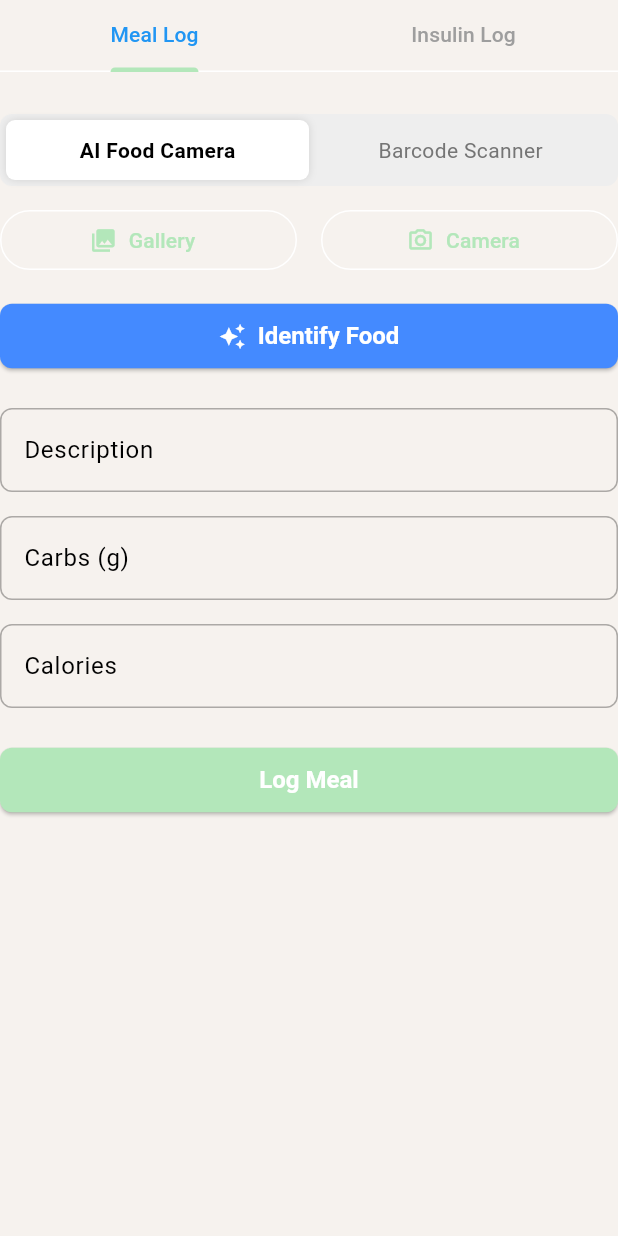
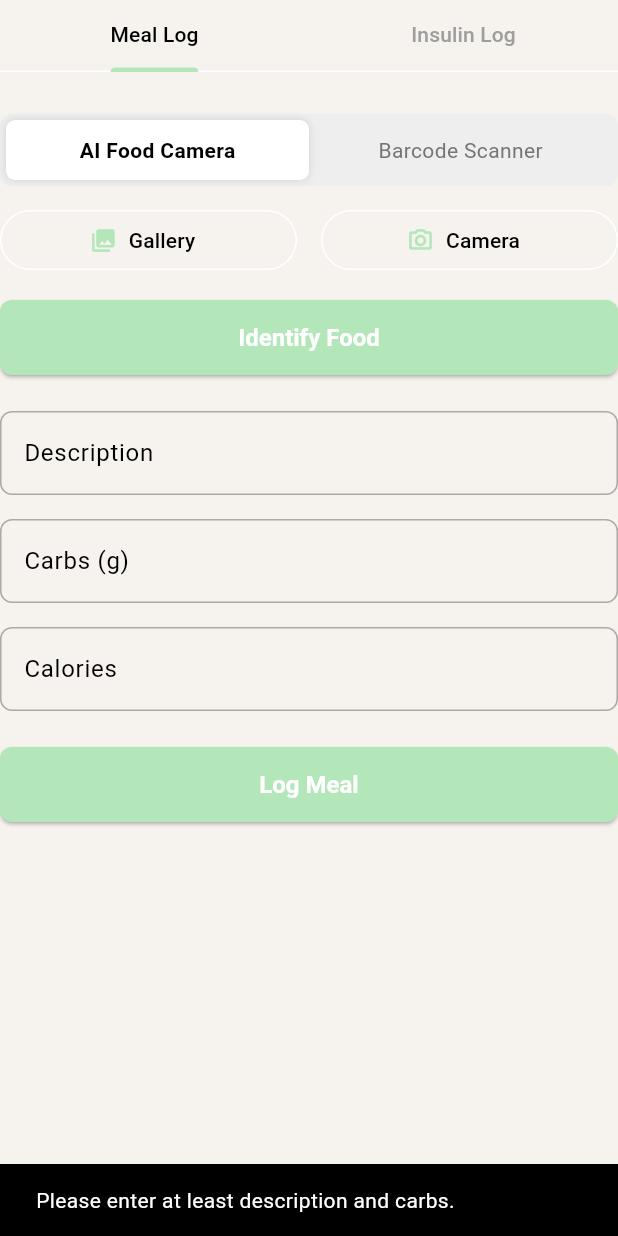
Before and after one commit to GlucoTrack-Cooperatives/Diabetes_Management_Frontend, a Flutter app: the _LogInputSection widget shown alone on an empty page, opened directly with empty values, after a tap on "Log Meal", on a phone screen of 412 x 824 dp. Run offline on Flutter 3.47's test engine with Material 3 defaults, Android fonts, the light colour scheme and no system bars; our stand-ins replace csv, fl_chart, flutter_riverpod, flutter_secure_storage, image_picker; accounts and stored records are empty.

Commit message:
Added endpoint for creating food log

```diff
--- /dev/null
+++ b/lib/models/food_log_request.dart
@@ -0,0 +1,19 @@
+class FoodLogRequest {
+  final String description;
+  final int carbs;
+  final int calories;
+
+  FoodLogRequest({
+    required this.description,
+    required this.carbs,
+    required this.calories,
+  });
+
+  Map<String, dynamic> toJson() {
+    return {
+      'description': description,
+      'carbs': carbs,
+      'calories': calories,
+    };
+  }
+}
--- a/lib/patient/logging/food_insulin_log_screen.dart
+++ b/lib/patient/logging/food_insulin_log_screen.dart
@@ -3,13 +3,18 @@
 import 'package:diabetes_management_system/utils/responsive_layout.dart';
 import 'package:diabetes_management_system/widgets/custom_elevated_button.dart';
 import 'package:diabetes_management_system/widgets/custom_text_form_field.dart';
-import 'package:flutter/foundation.dart'; // For kIsWeb
+import 'package:flutter/foundation.dart';
 import 'package:flutter/material.dart';
 import 'package:image_picker/image_picker.dart';
 
 // Services
 import 'package:diabetes_management_system/services/spoonacular_service.dart';
 import 'package:diabetes_management_system/services/open_food_facts_service.dart';
+
+import 'package:flutter_riverpod/flutter_riverpod.dart'; // Import Riverpod
+import 'package:diabetes_management_system/models/food_log_request.dart';
+import 'package:diabetes_management_system/repositories/log_repository.dart';
+
 
 // --- MAIN SCREEN ---
 class FoodInsulinLogScreen extends StatefulWidget {
@@ -111,20 +116,26 @@
 
   @override
   Widget build(BuildContext context) {
+    // 1. Remove SingleChildScrollView.
+    // We want the Column to fill the screen height exactly.
     return Column(
       children: [
         TabBar(
           controller: _tabController,
-          labelColor: Colors.blue,
+          labelColor: Colors.black,
           unselectedLabelColor: Colors.grey,
           tabs: [Tab(text: 'Meal Log'), Tab(text: 'Insulin Log')],
         ),
         SizedBox(height: 16),
-        SizedBox(
-          height: 800, // Adjusted height to fit all fields
+
+        // 2. Use Expanded instead of SizedBox
+        // This tells TabBarView: "Take up all the remaining screen space below the tabs"
+        Expanded(
           child: TabBarView(
             controller: _tabController,
             children: [
+              // 3. Make sure these widgets handle their own scrolling!
+              // (e.g., they should return a ListView or SingleChildScrollView)
               _MealLogView(onLogAdded: widget.onLogAdded),
               _InsulinLogView(onLogAdded: widget.onLogAdded),
             ],
@@ -137,15 +148,15 @@
 
 // --- MEAL LOG VIEW (HANDLES PHOTOS & BARCODES) ---
 
-class _MealLogView extends StatefulWidget {
+class _MealLogView extends ConsumerStatefulWidget {
   final Function(String) onLogAdded;
   const _MealLogView({required this.onLogAdded});
 
   @override
-  State<_MealLogView> createState() => _MealLogViewState();
+  ConsumerState<_MealLogView> createState() => _MealLogViewState();
 }
 
-class _MealLogViewState extends State<_MealLogView> {
+class _MealLogViewState extends ConsumerState<_MealLogView> {
   // Controllers
   final TextEditingController _descController = TextEditingController();
   final TextEditingController _carbsController = TextEditingController();
@@ -221,19 +232,56 @@
     }
   }
 
-  void _submitLog() {
+  Future<void> _submitLog() async {
     if (_descController.text.isNotEmpty && _carbsController.text.isNotEmpty) {
-      String entry = "${_carbsController.text}g Carbs - ${_descController.text}";
+
+      final String description = _descController.text;
+      final int carbs = int.tryParse(_carbsController.text) ?? 0;
+      final int calories = int.tryParse(_caloriesController.text) ?? 0;
+
+      final request = FoodLogRequest(
+        description: description,
+        carbs: carbs,
+        calories: calories,
+      );
+
+      // 2. TODO: Get actual Patient ID from Auth Provider
+      const String patientId = "b9255850-8b6a-4643-b26a-4f810e755533"; // Temporary hardcoded UUID
+
+      setState(() => _isLoading = true); // Show loading state if you want
+
+      try {
+        // 3. Call the Repository using 'ref'
+        await ref.read(logRepositoryProvider).createFoodLog(patientId, request);
+
+        // 4. Update UI on Success
+        String entry = "${carbs}g Carbs - $description";
         widget.onLogAdded(entry);
 
-      // Reset
+        // Reset inputs
         _descController.clear();
         _carbsController.clear();
         _caloriesController.clear();
         _barcodeInputController.clear();
         setState(() => _imageFile = null);
 
-      ScaffoldMessenger.of(context).showSnackBar(SnackBar(content: Text("Meal Logged!")));
+        if (mounted) {
+          ScaffoldMessenger.of(context).showSnackBar(SnackBar(content: Text("Meal Logged Successfully!")));
+        }
+
+      } catch (e) {
+        // 5. Handle Errors
+        if (mounted) {
+          ScaffoldMessenger.of(context).showSnackBar(SnackBar(
+            content: Text("Failed to save log: ${e.toString()}"),
+            backgroundColor: Colors.red,
+          ));
+        }
+      } finally {
+        if (mounted) setState(() => _isLoading = false);
+      }
+    } else {
+      ScaffoldMessenger.of(context).showSnackBar(SnackBar(content: Text("Please enter at least description and carbs.")));
     }
   }
 
@@ -262,7 +310,6 @@
               alignment: Alignment.topRight,
               children: [
                 Container(
-                  height: 180,
                   width: double.infinity,
                   margin: EdgeInsets.only(bottom: 16),
                   decoration: BoxDecoration(
@@ -289,7 +336,7 @@
                 child: OutlinedButton.icon(
                     onPressed: () => _pickImage(ImageSource.gallery),
                     icon: Icon(Icons.photo_library),
-                    label: Text('Gallery')
+                    label: Text('Gallery' , style: TextStyle(color: Colors.black))
                 )
             ),
             SizedBox(width: 16),
@@ -297,7 +344,7 @@
                 child: OutlinedButton.icon(
                     onPressed: () => _pickImage(ImageSource.camera),
                     icon: Icon(Icons.camera_alt_outlined),
-                    label: Text('Camera')
+                    label: Text('Camera', style: TextStyle(color: Colors.black))
                 )
             ),
           ]),
@@ -330,17 +377,10 @@
             ),
 
           // 5. ACTION BUTTON (Calls API)
-          ElevatedButton.icon(
+          CustomElevatedButton(
             onPressed: _isLoading ? null : _analyzeData,
-            icon: _isLoading
-                ? SizedBox(height:16, width:16, child: CircularProgressIndicator(strokeWidth: 2, color: Colors.white))
-                : Icon(_isBarcodeMode ? Icons.add_card : Icons.auto_awesome),
-            label: Text(_isBarcodeMode ? "Search Barcode" : "Identify Food"),
-            style: ElevatedButton.styleFrom(
-              backgroundColor: _isBarcodeMode ? Colors.indigo : Colors.blueAccent,
-              foregroundColor: Colors.white,
-              padding: EdgeInsets.symmetric(vertical: 12),
-            ),
+            height: 50.0,
+            child: Text(_isBarcodeMode ? "Search Barcode" : "Identify Food"),
           ),
 
           SizedBox(height: 24),
@@ -353,7 +393,11 @@
           CustomTextFormField(labelText: 'Calories', controller: _caloriesController, keyboardType: TextInputType.number),
 
           SizedBox(height: 24),
-          CustomElevatedButton(onPressed: _submitLog, text: 'Log Meal'),
+          CustomElevatedButton(
+              onPressed: _submitLog,
+              text: 'Log Meal',
+              height: 50.0
+          ),
         ],
       ),
     );
--- /dev/null
+++ b/lib/repositories/log_repository.dart
@@ -0,0 +1,36 @@
+import 'dart:convert';
+import 'package:flutter_riverpod/flutter_riverpod.dart';
+import 'package:http/http.dart' as http;
+import '../models/food_log_request.dart';
+
+// 1. Provider to access this repository globally
+final logRepositoryProvider = Provider<LogRepository>((ref) => LogRepository());
+
+class LogRepository {
+  // Replace with your backend URL. Use 10.0.2.2 for Android Emulator, localhost for iOS/Web.
+  final String _baseUrl = "http://10.0.2.2:8080";
+
+  Future<void> createFoodLog(String patientId, FoodLogRequest request) async {
+    final url = Uri.parse('$_baseUrl/api/patients/$patientId/logs/food');
+
+    try {
+      final response = await http.post(
+        url,
+        headers: {
+          'Content-Type': 'application/json',
+          // 'Authorization': 'Bearer $token', // TODO: Add Auth token here later
+        },
+        body: jsonEncode(request.toJson()),
+      );
+
+      if (response.statusCode == 201) {
+        // Success
+        return;
+      } else {
+        throw Exception('Failed to create log: ${response.statusCode} - ${response.body}');
+      }
+    } catch (e) {
+      throw Exception('Network error: $e');
+    }
+  }
+}
--- a/lib/widgets/custom_elevated_button.dart
+++ b/lib/widgets/custom_elevated_button.dart
@@ -4,19 +4,46 @@
   final VoidCallback? onPressed;
   final String? text;
   final Widget? child;
+  final double? width;
+  final double? height;
 
   const CustomElevatedButton({
     super.key,
     required this.onPressed,
     this.text,
     this.child,
+    this.width,
+    this.height,
   }) : assert(text != null || child != null, 'Either text or child must be provided');
 
   @override
   Widget build(BuildContext context) {
-    return ElevatedButton(
+    // 1. Create the button
+    Widget button = ElevatedButton(
       onPressed: onPressed,
-      child: child ?? Text(text!),
+      style: ElevatedButton.styleFrom(
+        // Use minimumSize to enforce height (50 is larger than default)
+        // If width is provided, use it; otherwise allow it to be flexible.
+        minimumSize: Size(width ?? 0, height ?? 50),
+        padding: const EdgeInsets.symmetric(horizontal: 24),
+        shape: RoundedRectangleBorder(borderRadius: BorderRadius.circular(8)),
+      ),
+      child: child ?? Text(text!, style: const TextStyle(fontSize: 16)),
     );
+
+    // 2. If a specific width is provided, we need to wrap the button
+    // to stop it from stretching if the parent (like a Column) forces it to.
+    if (width != null) {
+      return UnconstrainedBox(
+        child: SizedBox(
+            width: width,
+            height: height ?? 20,
+            child: button
+        ),
+      );
+    }
+
+    // 3. If no width is provided, return the button directly (it will fill space if parent says so)
+    return button;
   }
 }
```
Also changed, not shown: pubspec.lock. Lines whose indentation alone changed are shown as unchanged.
